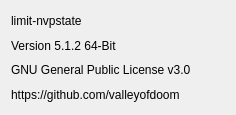
Before: the Qt Designer form limit-nvpstate/about.ui in valleyofdoom/limit-nvpstate, drawn with Qt 5.
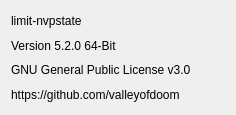
After: the same form once the commit is applied. Icons and pictures are not drawn.

Diff of the .ui file:
```diff
--- a/limit-nvpstate/about.ui
+++ b/limit-nvpstate/about.ui
@@ -27,7 +27,7 @@
    <item>
     <widget class="QLabel" name="label_2">
      <property name="text">
-      <string>Version 5.1.2 64-Bit</string>
+      <string>Version 5.2.0 64-Bit</string>
      </property>
     </widget>
    </item>
```
